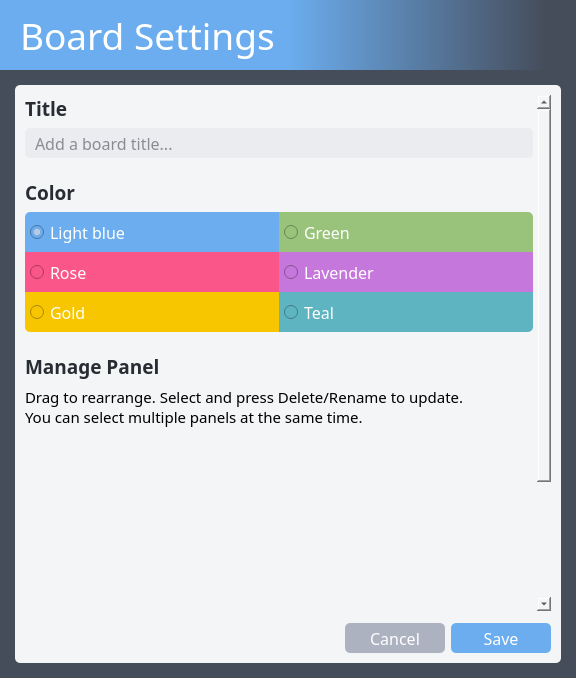
Qt form src/eisenban/ui/board_settings.ui (clockworksspheres/eisenban) before a commit.
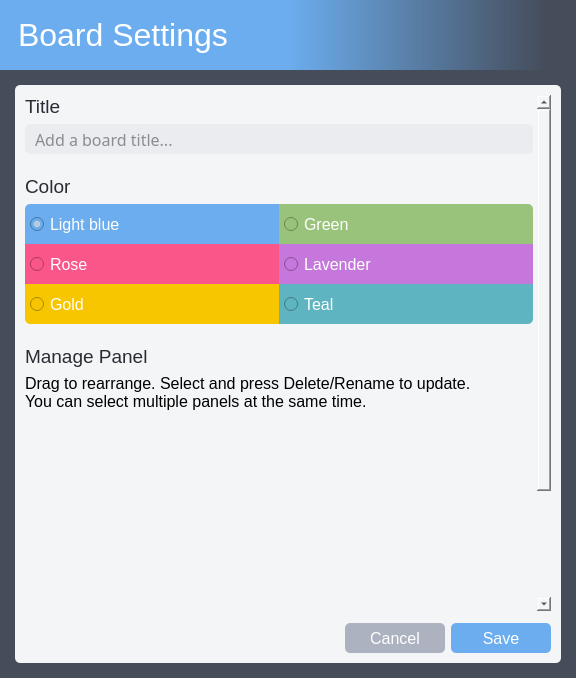
The same form after that commit. Icons and pictures are not drawn.

Patch:
```diff
--- a/src/eisenban/ui/board_settings.ui
+++ b/src/eisenban/ui/board_settings.ui
@@ -65,8 +65,8 @@
       </property>
       <property name="font">
        <font>
-        <family>Torus Pro</family>
-        <pointsize>28</pointsize>
+        <family>Arimo</family>
+        <pointsize>24</pointsize>
        </font>
       </property>
       <property name="styleSheet">
@@ -195,9 +195,9 @@
              <property name="geometry">
               <rect>
                <x>0</x>
-               <y>0</y>
+               <y>-136</y>
                <width>516</width>
-               <height>673</height>
+               <height>650</height>
               </rect>
              </property>
              <layout class="QVBoxLayout" name="verticalLayout_4">
@@ -227,9 +227,9 @@
                    <widget class="QLabel" name="label_title">
                     <property name="font">
                      <font>
-                      <family>Torus Pro</family>
+                      <family>Arimo</family>
                       <pointsize>14</pointsize>
-                      <bold>true</bold>
+                      <bold>false</bold>
                      </font>
                     </property>
                     <property name="styleSheet">
@@ -303,9 +303,9 @@
                    <widget class="QLabel" name="label_color">
                     <property name="font">
                      <font>
-                      <family>Torus Pro</family>
+                      <family>Arimo</family>
                       <pointsize>14</pointsize>
-                      <bold>true</bold>
+                      <bold>false</bold>
                      </font>
                     </property>
                     <property name="styleSheet">
@@ -339,7 +339,7 @@
                         </property>
                         <property name="font">
                          <font>
-                          <family>Torus Pro</family>
+                          <family>Arimo</family>
                           <pointsize>12</pointsize>
                          </font>
                         </property>
@@ -386,7 +386,7 @@
                         </property>
                         <property name="font">
                          <font>
-                          <family>Torus Pro</family>
+                          <family>Arimo</family>
                           <pointsize>12</pointsize>
                          </font>
                         </property>
@@ -427,7 +427,7 @@
                         </property>
                         <property name="font">
                          <font>
-                          <family>Torus Pro</family>
+                          <family>Arimo</family>
                           <pointsize>12</pointsize>
                          </font>
                         </property>
@@ -478,7 +478,7 @@
                         </property>
                         <property name="font">
                          <font>
-                          <family>Torus Pro</family>
+                          <family>Arimo</family>
                           <pointsize>12</pointsize>
                          </font>
                         </property>
@@ -522,7 +522,7 @@
                         </property>
                         <property name="font">
                          <font>
-                          <family>Torus Pro</family>
+                          <family>Arimo</family>
                           <pointsize>12</pointsize>
                          </font>
                         </property>
@@ -563,7 +563,7 @@
                         </property>
                         <property name="font">
                          <font>
-                          <family>Torus Pro</family>
+                          <family>Arimo</family>
                           <pointsize>12</pointsize>
                          </font>
                         </property>
@@ -621,9 +621,9 @@
                    <widget class="QLabel" name="label_manage_panel">
                     <property name="font">
                      <font>
-                      <family>Torus Pro</family>
+                      <family>Arimo</family>
                       <pointsize>14</pointsize>
-                      <bold>true</bold>
+                      <bold>false</bold>
                      </font>
                     </property>
                     <property name="styleSheet">
@@ -641,8 +641,8 @@
                    <widget class="QLabel" name="label_manage_panel_desc">
                     <property name="font">
                      <font>
-                      <family>Torus Pro</family>
-                      <pointsize>11</pointsize>
+                      <family>Arimo</family>
+                      <pointsize>12</pointsize>
                      </font>
                     </property>
                     <property name="text">
@@ -929,7 +929,7 @@
               </property>
               <property name="font">
                <font>
-                <family>Torus Pro</family>
+                <family>Arimo</family>
                 <pointsize>12</pointsize>
                </font>
               </property>
@@ -978,7 +978,7 @@
               </property>
               <property name="font">
                <font>
-                <family>Torus Pro</family>
+                <family>Arimo</family>
                 <pointsize>12</pointsize>
                </font>
               </property>
```
Left out of the diff: 10 changed lines with no effect on the pictures.
